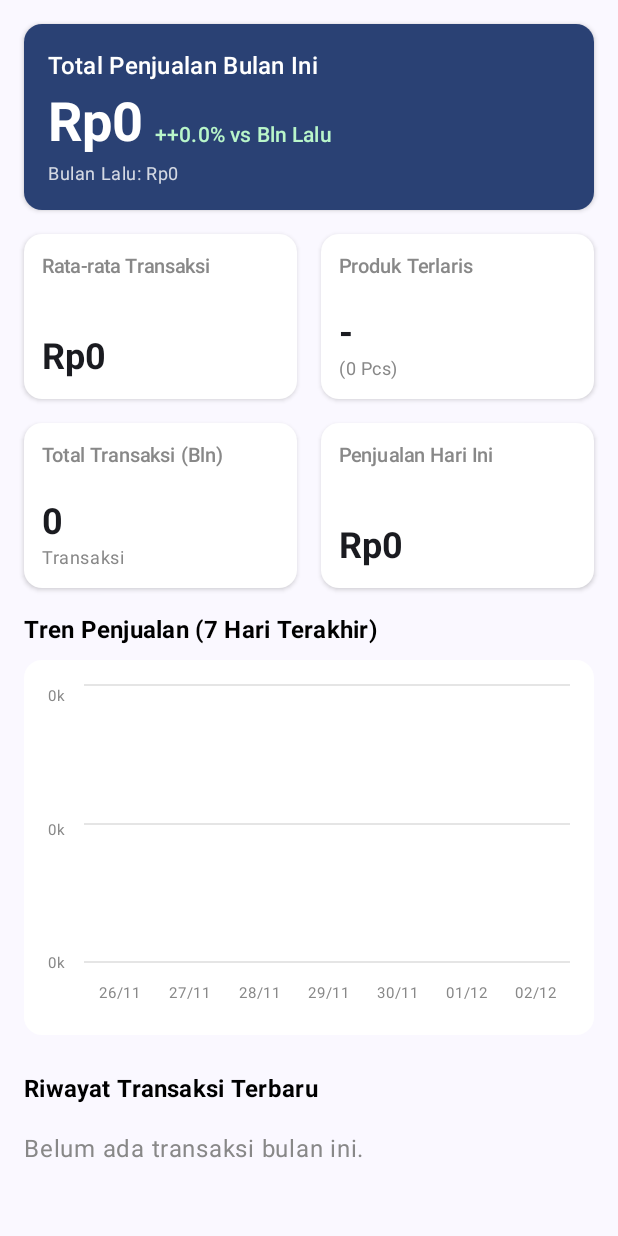
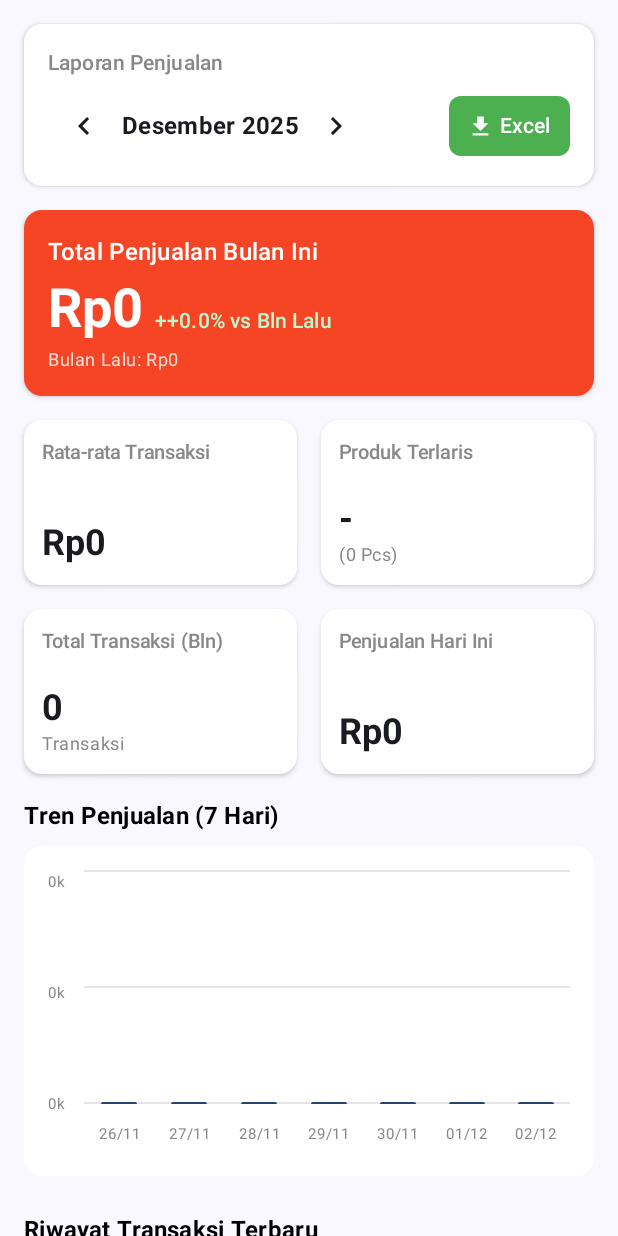
Before and after one commit to HrsCode11/Aplikasi-Kasir-Geprek, an Android app built with Jetpack Compose: the composable MonitoringScreen shown on its own in the app's theme, on a phone screen of 412 x 824 dp. Run offline under Robolectric (Android 15) with nearby library versions, the phone set to English and light mode, and no system bars; our stand-ins replace Firebase (no records; nobody signed in at launch, a user with empty details on screens opened directly).

Commit message:
Perbaikan Fitur Monitoring

```diff
--- a/app/build.gradle.kts
+++ b/app/build.gradle.kts
@@ -69,5 +69,6 @@ dependencies {
     implementation("androidx.compose.material:material-icons-extended:1.6.8")
     implementation(libs.mpandroidchart)
     implementation(libs.androidx.cardview)
+    implementation(libs.poi.ooxml)
 
 }
--- a/app/src/main/java/com/kelompok2/aplikasi_kasir_geprek/ui/monitoring/MonitoringScreen.kt
+++ b/app/src/main/java/com/kelompok2/aplikasi_kasir_geprek/ui/monitoring/MonitoringScreen.kt
@@ -3,18 +3,24 @@ package com.kelompok2.aplikasi_kasir_geprek.ui.monitoring
 import androidx.compose.animation.core.FastOutSlowInEasing
 import androidx.compose.animation.core.animateDpAsState
 import androidx.compose.animation.core.tween
+import androidx.compose.foundation.BorderStroke
 import androidx.compose.foundation.background
 import androidx.compose.foundation.clickable
 import androidx.compose.foundation.layout.*
 import androidx.compose.foundation.lazy.LazyColumn
 import androidx.compose.foundation.lazy.items
 import androidx.compose.foundation.shape.RoundedCornerShape
+import androidx.compose.material.icons.Icons
+import androidx.compose.material.icons.filled.ChevronLeft
+import androidx.compose.material.icons.filled.ChevronRight
+import androidx.compose.material.icons.filled.Download
 import androidx.compose.material3.*
 import androidx.compose.runtime.*
 import androidx.compose.ui.Alignment
 import androidx.compose.ui.Modifier
 import androidx.compose.ui.draw.clip
 import androidx.compose.ui.graphics.Color
+import androidx.compose.ui.platform.LocalContext
 import androidx.compose.ui.text.font.FontWeight
 import androidx.compose.ui.text.style.TextAlign
 import androidx.compose.ui.text.style.TextOverflow
@@ -26,6 +32,7 @@ import com.kelompok2.aplikasi_kasir_geprek.data.model.Transaksi
 import java.text.NumberFormat
 import java.text.SimpleDateFormat
 import java.time.format.DateTimeFormatter
+import java.util.Calendar
 import java.util.Locale
 import kotlin.math.roundToInt
 
@@ -43,7 +50,6 @@ private fun formatPercentage(value: Float?): String {
     return (if (rounded >= 0) "+" else "") + rounded.toString() + "%"
 }
 
-@OptIn(ExperimentalMaterial3Api::class)
 @Composable
 fun MonitoringScreen(
     viewModel: MonitoringViewModel = viewModel()
@@ -53,13 +59,96 @@ fun MonitoringScreen(
     val recentTransactions by viewModel.recentTransactions.collectAsState()
     val chartData by viewModel.chartData.collectAsState() // Data grafik 7 hari
 
+    // Ambil state bulan terpilih
+    val selectedExportDate by viewModel.selectedExportDate.collectAsState()
+    val context = LocalContext.current
+
+    // Helper untuk memformat nama bulan (misal: "November 2024")
+    val monthFormat = SimpleDateFormat("MMMM yyyy", Locale("id", "ID"))
+    val displayMonth = monthFormat.format(selectedExportDate.time)
+
     // === UI ===
+    Column(modifier = Modifier.fillMaxSize()) {
+
+        // --- HEADER DENGAN TOMBOL EKSPOR ---
+        Card(
+            modifier = Modifier
+                .fillMaxWidth()
+                .padding(16.dp),
+            colors = CardDefaults.cardColors(containerColor = Color.White),
+            elevation = CardDefaults.cardElevation(defaultElevation = 2.dp)
+        ) {
+            Column(modifier = Modifier.padding(16.dp)) {
+                Text(
+                    text = "Laporan Penjualan",
+                    style = MaterialTheme.typography.titleSmall,
+                    color = Color.Gray
+                )
+
+                Spacer(modifier = Modifier.height(8.dp))
+
+                // Baris Kontrol: < Bulan >  [Tombol Ekspor]
+                Row(
+                    modifier = Modifier.fillMaxWidth(),
+                    horizontalArrangement = Arrangement.SpaceBetween,
+                    verticalAlignment = Alignment.CenterVertically
+                ) {
+                    // --- PEMILIH BULAN ---
+                    Row(verticalAlignment = Alignment.CenterVertically) {
+                        // Tombol Bulan Sebelumnya
+                        IconButton(onClick = {
+                            val cal = selectedExportDate.clone() as Calendar
+                            cal.add(Calendar.MONTH, -1) // Mundur 1 bulan
+                            viewModel.setExportDate(cal.get(Calendar.YEAR), cal.get(Calendar.MONTH))
+                        }) {
+                            Icon(Icons.Default.ChevronLeft, contentDescription = "Bulan Lalu")
+                        }
+
+                        // Teks Bulan
+                        Text(
+                            text = displayMonth,
+                            style = MaterialTheme.typography.titleMedium,
+                            fontWeight = FontWeight.Bold,
+                            modifier = Modifier.widthIn(min = 120.dp), // Lebar minimum agar tidak goyang
+                            textAlign = TextAlign.Center
+                        )
+
+                        // Tombol Bulan Berikutnya
+                        IconButton(onClick = {
+                            val cal = selectedExportDate.clone() as Calendar
+                            cal.add(Calendar.MONTH, 1) // Maju 1 bulan
+                            viewModel.setExportDate(cal.get(Calendar.YEAR), cal.get(Calendar.MONTH))
+                        }) {
+                            Icon(Icons.Default.ChevronRight, contentDescription = "Bulan Depan")
+                        }
+                    }
+
+                    // --- TOMBOL EKSPOR ---
+                    Button(
+                        onClick = { viewModel.exportDataToExcel(context) },
+                        colors = ButtonDefaults.buttonColors(containerColor = Color(0xFF4CAF50)),
+                        shape = RoundedCornerShape(8.dp),
+                        contentPadding = PaddingValues(horizontal = 12.dp)
+                    ) {
+                        Icon(
+                            Icons.Default.Download,
+                            contentDescription = null,
+                            modifier = Modifier.size(18.dp)
+                        )
+                        Spacer(modifier = Modifier.width(4.dp))
+                        Text("Excel", fontSize = 14.sp)
+                    }
+                }
+            }
+        }
+
+        // --- KONTEN UTAMA (SCROLLABLE) ---
         LazyColumn(
             modifier = Modifier
                 .fillMaxSize()
                 .padding(horizontal = 16.dp),
             verticalArrangement = Arrangement.spacedBy(16.dp),
-        contentPadding = PaddingValues(vertical = 16.dp)
+            contentPadding = PaddingValues(bottom = 16.dp)
         ) {
             // --- 1. Kartu Ringkasan Utama ---
             item {
@@ -73,39 +162,63 @@ fun MonitoringScreen(
             // --- 2. Grid 2x2 untuk KPI ---
             item {
                 Row(horizontalArrangement = Arrangement.spacedBy(16.dp)) {
-                StatCard(title = "Rata-rata Transaksi", value = formatRupiah(stats.avgTransactionValue), modifier = Modifier.weight(1f))
-                StatCard(title = "Produk Terlaris", value = stats.bestSellingProduct?.first ?: "-", subValue = "(${stats.bestSellingProduct?.second ?: 0} Pcs)", modifier = Modifier.weight(1f))
+                    StatCard(
+                        title = "Rata-rata Transaksi",
+                        value = formatRupiah(stats.avgTransactionValue),
+                        modifier = Modifier.weight(1f)
+                    )
+                    StatCard(
+                        title = "Produk Terlaris",
+                        value = stats.bestSellingProduct?.first ?: "-",
+                        subValue = "(${stats.bestSellingProduct?.second ?: 0} Pcs)",
+                        modifier = Modifier.weight(1f)
+                    )
                 }
             }
             item {
                 Row(horizontalArrangement = Arrangement.spacedBy(16.dp)) {
-                StatCard(title = "Total Transaksi (Bln)", value = "${stats.totalTransaksiBulanIni}", subValue = "Transaksi", modifier = Modifier.weight(1f))
-                StatCard(title = "Penjualan Hari Ini", value = formatRupiah(stats.totalPenjualanHariIni), modifier = Modifier.weight(1f))
+                    StatCard(
+                        title = "Total Transaksi (Bln)",
+                        value = "${stats.totalTransaksiBulanIni}",
+                        subValue = "Transaksi",
+                        modifier = Modifier.weight(1f)
+                    )
+                    StatCard(
+                        title = "Penjualan Hari Ini",
+                        value = formatRupiah(stats.totalPenjualanHariIni),
+                        modifier = Modifier.weight(1f)
+                    )
                 }
             }
 
-        // --- 3. Kartu Grafik Tren (7 Hari) ---
+            // --- 3. Kartu Grafik Tren (7 Hari Terakhir) ---
             item {
                 Text(
-                "Tren Penjualan (7 Hari Terakhir)",
+                    "Tren Penjualan (7 Hari)",
                     style = MaterialTheme.typography.titleMedium,
                     fontWeight = FontWeight.Bold,
                     color = Color.Black
                 )
+
                 Spacer(modifier = Modifier.height(8.dp))
 
-            // Grafik Batang
+                // Grafik Batang Buatan Sendiri
                 Card(
                     colors = CardDefaults.cardColors(containerColor = Color.White),
-                modifier = Modifier.fillMaxWidth()
+                    modifier = Modifier
+                        .fillMaxWidth()
+                        .height(220.dp)
                 ) {
                     if (chartData.isEmpty() && stats.totalPenjualanBulanIni == 0) {
-                    Box(modifier = Modifier.height(250.dp).fillMaxWidth(), contentAlignment = Alignment.Center) {
+                        Box(modifier = Modifier.fillMaxSize(), contentAlignment = Alignment.Center) {
                             CircularProgressIndicator()
                         }
                     } else {
-                    // Panggil Grafik yang sudah diperbaiki layout-nya
-                    CustomBarChart(data = chartData)
+                        // Panggil Composable grafik buatan kita
+                        CustomBarChart(
+                            data = chartData,
+                            modifier = Modifier.fillMaxSize()
+                        )
                     }
                 }
             }
@@ -129,8 +242,9 @@ fun MonitoringScreen(
             }
         }
     }
+}
 
-// --- GRAFIK BATANG YANG DIPERBAIKI (LAYOUT TERPISAH) ---
+// --- Composable GRAFIK BATANG DENGAN WARNA TREN ---
 @Composable
 private fun CustomBarChart(
     data: List<DailyChartEntry>,
@@ -138,33 +252,30 @@ private fun CustomBarChart(
 ) {
     // Cari nilai maksimum untuk skala
     val maxSale = data.maxOfOrNull { it.yValue }?.coerceAtLeast(1f) ?: 1f
-    val primaryColor = MaterialTheme.colorScheme.primary
+    val defaultColor = MaterialTheme.colorScheme.primary
+    val upColor = Color(0xFF4CAF50) // Hijau
+    val downColor = Color(0xFFE53935) // Merah
+
     var selectedIndex by remember { mutableStateOf<Int?>(null) }
 
     // Label Y-Axis (0, 50%, 100%)
-    val yAxisLabels = listOf(
-        maxSale.toInt(),
-        (maxSale / 2).toInt(),
-        0
-    )
+    val yAxisLabels = listOf(maxSale.toInt(), (maxSale / 2).toInt(), 0)
 
     Row(
         modifier = modifier
             .fillMaxWidth()
-            .height(250.dp) // Tinggi total area grafik
+            .height(250.dp)
             .padding(16.dp)
     ) {
-        // 1. KOLOM LABEL Y-AXIS (KIRI)
+        // 1. KOLOM LABEL Y-AXIS (KIRI) - Tidak berubah
         Column(
-            modifier = Modifier
-                .fillMaxHeight()
-                .padding(bottom = 24.dp), // Beri jarak bawah agar sejajar dengan garis nol (bukan label tanggal)
+            modifier = Modifier.fillMaxHeight().padding(bottom = 24.dp),
             verticalArrangement = Arrangement.SpaceBetween,
             horizontalAlignment = Alignment.End
         ) {
             yAxisLabels.forEach { value ->
                 Text(
-                    text = "${(value / 1000)}k", // Format ribuan (cth: 120k)
+                    text = "${(value / 1000)}k",
                     style = MaterialTheme.typography.bodySmall,
                     color = Color.Gray,
                     fontSize = 10.sp
@@ -177,51 +288,56 @@ private fun CustomBarChart(
         // 2. AREA KANAN (GRAFIK + LABEL X-AXIS)
         Column(modifier = Modifier.weight(1f).fillMaxHeight()) {
 
-            // 2a. AREA BATANG (Menggunakan BoxWithConstraints untuk tinggi akurat)
+            // 2a. AREA BATANG
             BoxWithConstraints(
-                modifier = Modifier
-                    .weight(1f) // Mengisi sisa ruang vertikal di atas label tanggal
-                    .fillMaxWidth()
+                modifier = Modifier.weight(1f).fillMaxWidth()
             ) {
                 val maxHeight = maxHeight
 
-                // Garis Grid Horizontal
+                // Garis Grid Horizontal - Tidak berubah
                 Column(modifier = Modifier.fillMaxSize(), verticalArrangement = Arrangement.SpaceBetween) {
-                    repeat(3) {
-                        Divider(color = Color.LightGray.copy(alpha = 0.5f), thickness = 1.dp)
-                    }
+                    repeat(3) { Divider(color = Color.LightGray.copy(alpha = 0.5f), thickness = 1.dp) }
                 }
 
                 // Baris Batang Grafik
                 Row(
                     modifier = Modifier.fillMaxSize(),
                     horizontalArrangement = Arrangement.SpaceEvenly,
-                    verticalAlignment = Alignment.Bottom // Batang tumbuh dari bawah
+                    verticalAlignment = Alignment.Bottom
                 ) {
                     data.forEachIndexed { index, entry ->
                         val heightFraction = (entry.yValue / maxSale).coerceIn(0f, 1f)
 
-                        // Animasi Tinggi Batang
                         val animatedHeight by animateDpAsState(
                             targetValue = maxHeight * heightFraction,
                             animationSpec = tween(durationMillis = 800, easing = FastOutSlowInEasing),
                             label = "barHeight"
                         )
 
-                        // Kolom per Batang (Tooltip + Batang)
+                        // --- LOGIKA WARNA BARU ---
+                        val barColor = if (index == 0) {
+                            defaultColor // Hari pertama: default
+                        } else {
+                            val prevValue = data[index - 1].yValue
+                            if (entry.yValue > prevValue) upColor      // Naik: Hijau
+                            else if (entry.yValue < prevValue) downColor // Turun: Merah
+                            else defaultColor                          // Sama: Default
+                        }
+                        // -------------------------
+
                         Column(
                             modifier = Modifier
                                 .weight(1f)
                                 .fillMaxHeight()
-                                .clickable { selectedIndex = if (selectedIndex == index) null else index }, // Klik untuk lihat tooltip
+                                .clickable { selectedIndex = if (selectedIndex == index) null else index },
                             horizontalAlignment = Alignment.CenterHorizontally,
                             verticalArrangement = Arrangement.Bottom
                         ) {
-                            // Tooltip (Muncul di atas batang jika dipilih)
+                            // Tooltip
                             if (selectedIndex == index) {
                                 Box(
                                     modifier = Modifier
-                                        .zIndex(1f) // Pastikan di atas elemen lain
+                                        .zIndex(1f)
                                         .background(Color.DarkGray, RoundedCornerShape(4.dp))
                                         .padding(horizontal = 6.dp, vertical = 2.dp)
                                 ) {
@@ -235,20 +351,20 @@ private fun CustomBarChart(
                                 Spacer(modifier = Modifier.height(4.dp))
                             }
 
-                            // Batang Visual
+                            // Batang Visual (Dengan Warna Dinamis)
                             Box(
                                 modifier = Modifier
-                                    .width(24.dp) // Lebar batang fix agar rapi
-                                    .height(animatedHeight)
+                                    .width(24.dp)
+                                    .height(if (animatedHeight < 1.dp) 1.dp else animatedHeight) // Min height 1dp agar tetap terlihat garisnya jika 0
                                     .clip(RoundedCornerShape(topStart = 4.dp, topEnd = 4.dp))
-                                    .background(if (selectedIndex == index) primaryColor.copy(alpha = 0.8f) else primaryColor)
+                                    .background(if (selectedIndex == index) barColor.copy(alpha = 0.8f) else barColor)
                             )
                         }
                     }
                 }
             }
 
-            // 2b. LABEL X-AXIS (TANGGAL) - Terpisah di bawah batang
+            // 2b. LABEL X-AXIS (TANGGAL) - Tidak berubah
             Spacer(modifier = Modifier.height(8.dp))
             Row(
                 modifier = Modifier.fillMaxWidth(),
@@ -269,7 +385,8 @@ private fun CustomBarChart(
     }
 }
 
-// --- Composable Kartu Ringkasan & KPI (Sama seperti sebelumnya) ---
+
+// --- Composable Kartu Ringkasan Utama ---
 @Composable
 fun DashboardSummaryCard(
     totalSales: String,
@@ -279,7 +396,7 @@ fun DashboardSummaryCard(
     Card(
         modifier = Modifier.fillMaxWidth(),
         elevation = CardDefaults.cardElevation(defaultElevation = 2.dp),
-        colors = CardDefaults.cardColors(containerColor = MaterialTheme.colorScheme.primary)
+        colors = CardDefaults.cardColors(containerColor = Color(0xFFF54525))
     ) {
         Column(modifier = Modifier.padding(16.dp)) {
             Text("Total Penjualan Bulan Ini", style = MaterialTheme.typography.titleMedium, color = Color.White)
@@ -304,6 +421,7 @@ fun DashboardSummaryCard(
     }
 }
 
+// --- Composable Kartu KPI ---
 @Composable
 fun StatCard(
     title: String,
@@ -331,6 +449,7 @@ fun StatCard(
     }
 }
 
+// --- Composable Satu Baris Transaksi ---
 @Composable
 fun TransactionItemCard(transaksi: Transaksi) {
     val sdf = SimpleDateFormat("dd MMM yyyy, HH:mm", Locale.getDefault())
--- /dev/null
+++ b/app/src/main/res/xml/file_paths.xml
@@ -0,0 +1,4 @@
+<?xml version="1.0" encoding="utf-8"?>
+<paths xmlns:android="http://schemas.android.com/apk/res/android">
+    <cache-path name="cache_reports" path="." />
+</paths>
--- a/gradle/libs.versions.toml
+++ b/gradle/libs.versions.toml
@@ -18,6 +18,7 @@ firebaseStorage = "21.0.0"
 coilCompose = "2.6.0"
 mpandroidchart = "v3.1.0"
 cardview = "1.0.0"
+poi = "5.2.5"
 
 [libraries]
 androidx-core-ktx = { group = "androidx.core", name = "core-ktx", version.ref = "coreKtx" }
@@ -34,6 +35,7 @@ androidx-compose-ui-tooling-preview = { group = "androidx.compose.ui", name = "u
 androidx-compose-ui-test-manifest = { group = "androidx.compose.ui", name = "ui-test-manifest" }
 androidx-compose-ui-test-junit4 = { group = "androidx.compose.ui", name = "ui-test-junit4" }
 androidx-compose-material3 = { group = "androidx.compose.material3", name = "material3" }
+poi-ooxml = { group = "org.apache.poi", name = "poi-ooxml", version.ref = "poi" }
 
 firebase-firestore-ktx = { group = "com.google.firebase", name = "firebase-firestore-ktx", version.ref = "firebaseFirestore" }
 firebase-auth-ktx = { group = "com.google.firebase", name = "firebase-auth-ktx", version.ref = "firebaseAuth" }
```
Also changed, not shown: app/src/main/AndroidManifest.xml (+10 -0 lines), app/src/main/java/com/kelompok2/aplikasi_kasir_geprek/ui/monitoring/MonitoringViewModel.kt (+53 -0 lines), app/src/main/java/com/kelompok2/aplikasi_kasir_geprek/ui/utils/ExcelHelper.kt (added, +159 -0 lines). Lines whose indentation alone changed are shown as unchanged.
